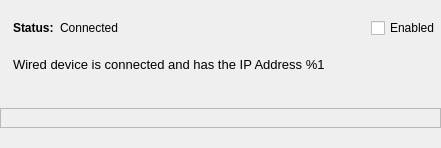
Qt form manager/wiredpage.ui (OSSystems/qconnman-ui) before a commit.
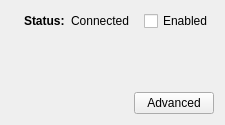
The same form after that commit. Icons and pictures are not drawn. Custom widgets are drawn as their Qt base class.

Commit message: Wired page: Show IPV4 configuration

What changed in the file:
```diff
--- a/manager/wiredpage.ui
+++ b/manager/wiredpage.ui
@@ -6,17 +6,14 @@
    <rect>
     <x>0</x>
     <y>0</y>
-    <width>441</width>
-    <height>148</height>
+    <width>225</width>
+    <height>125</height>
    </rect>
   </property>
   <property name="windowTitle">
    <string notr="true">Form</string>
   </property>
-  <layout class="QVBoxLayout" name="verticalLayout_4">
-   <property name="margin">
-    <number>0</number>
-   </property>
+  <layout class="QVBoxLayout" name="verticalLayout">
    <item>
     <layout class="QHBoxLayout" name="horizontalLayout_5">
      <item>
@@ -84,77 +81,50 @@
          </item>
         </layout>
        </item>
-       <item>
-        <layout class="QHBoxLayout" name="horizontalLayout_3">
-         <item>
-          <widget class="QLabel" name="info">
-           <property name="font">
-            <font>
-             <pointsize>10</pointsize>
-            </font>
-           </property>
-           <property name="text">
-            <string>Wired device is connected and has the IP Address %1</string>
-           </property>
-           <property name="wordWrap">
-            <bool>true</bool>
-           </property>
-          </widget>
-         </item>
-         <item>
-          <spacer name="verticalSpacer_3">
-           <property name="orientation">
-            <enum>Qt::Vertical</enum>
-           </property>
-           <property name="sizeType">
-            <enum>QSizePolicy::Fixed</enum>
-           </property>
-           <property name="sizeHint" stdset="0">
-            <size>
-             <width>20</width>
-             <height>40</height>
-            </size>
-           </property>
-          </spacer>
-         </item>
-        </layout>
-       </item>
       </layout>
      </item>
     </layout>
    </item>
    <item>
-    <widget class="QFrame" name="configFrame">
+    <widget class="Ipv4Widget" name="ipv4Widget">
      <property name="sizePolicy">
-      <sizepolicy hsizetype="Preferred" vsizetype="Fixed">
+      <sizepolicy hsizetype="Preferred" vsizetype="MinimumExpanding">
        <horstretch>0</horstretch>
        <verstretch>0</verstretch>
       </sizepolicy>
      </property>
-     <property name="frameShape">
-      <enum>QFrame::StyledPanel</enum>
+     <property name="minimumSize">
+      <size>
+       <width>0</width>
+       <height>0</height>
+      </size>
      </property>
-     <property name="frameShadow">
-      <enum>QFrame::Raised</enum>
-     </property>
-     <layout class="QHBoxLayout" name="horizontalLayout_2">
-      <item>
-       <layout class="QHBoxLayout" name="horizontalLayout">
-        <item>
-         <widget class="Ipv4Widget" name="ipv4Widget">
-          <property name="minimumSize">
-           <size>
-            <width>0</width>
-            <height>0</height>
-           </size>
-          </property>
-         </widget>
-        </item>
-       </layout>
-      </item>
-     </layout>
     </widget>
    </item>
+   <item>
+    <layout class="QHBoxLayout" name="horizontalLayout_3">
+     <item>
+      <spacer name="horizontalSpacer">
+       <property name="orientation">
+        <enum>Qt::Horizontal</enum>
+       </property>
+       <property name="sizeHint" stdset="0">
+        <size>
+         <width>40</width>
+         <height>20</height>
+        </size>
+       </property>
+      </spacer>
+     </item>
+     <item>
+      <widget class="QPushButton" name="advancedButton">
+       <property name="text">
+        <string>Advanced</string>
+       </property>
+      </widget>
+     </item>
+    </layout>
+   </item>
   </layout>
  </widget>
  <customwidgets>
```
The commit also changes 8 other files.
